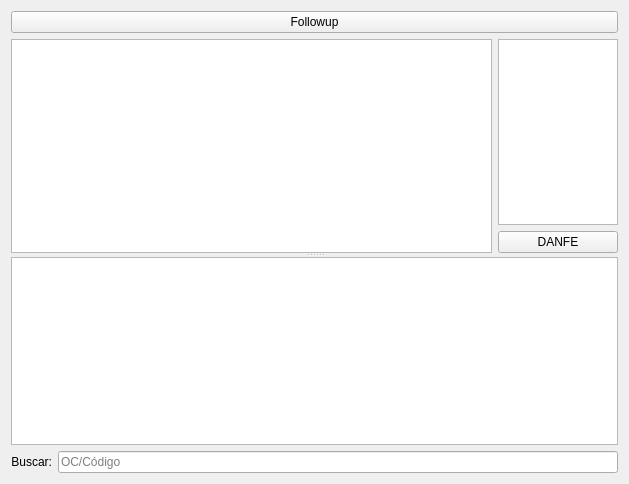
The window that ui/widgethistoricocompra.ui (darktorres/ERP-STACCATO) describes before a commit, drawn with Qt 5.
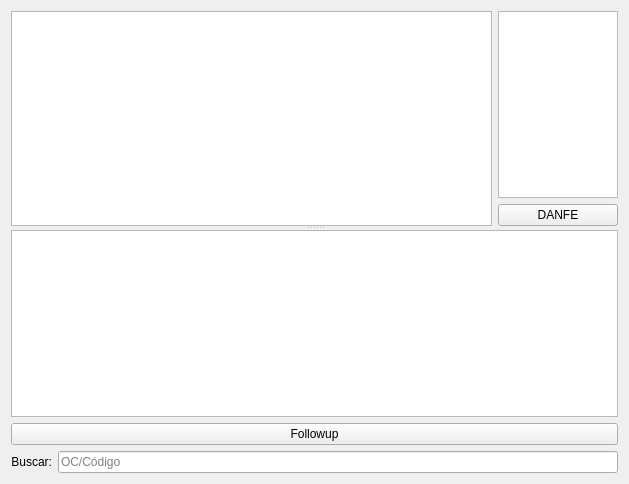
The same window after the commit. Custom widgets are drawn as their Qt base class.

Commit message: Alterado posição do botão para manter consistência

Diff of the .ui file:
```diff
--- a/ui/widgethistoricocompra.ui
+++ b/ui/widgethistoricocompra.ui
@@ -72,13 +72,6 @@
          </property>
         </widget>
        </item>
-       <item row="0" column="0" colspan="2">
-        <widget class="QPushButton" name="pushButtonFollowup">
-         <property name="text">
-          <string>Followup</string>
-         </property>
-        </widget>
-       </item>
       </layout>
      </widget>
      <widget class="TreeView" name="treeView">
@@ -88,7 +81,7 @@
      </widget>
     </widget>
    </item>
-   <item row="1" column="0">
+   <item row="2" column="0">
     <widget class="QLabel" name="label_2">
      <property name="enabled">
       <bool>true</bool>
@@ -101,7 +94,7 @@
      </property>
     </widget>
    </item>
-   <item row="1" column="1">
+   <item row="2" column="1">
     <widget class="QLineEdit" name="lineEditBusca">
      <property name="enabled">
       <bool>true</bool>
@@ -111,6 +104,13 @@
      </property>
     </widget>
    </item>
+   <item row="1" column="0" colspan="2">
+    <widget class="QPushButton" name="pushButtonFollowup">
+     <property name="text">
+      <string>Followup</string>
+     </property>
+    </widget>
+   </item>
   </layout>
  </widget>
  <customwidgets>
```
Left out of the diff: 2 changed lines with no effect on the pictures.
